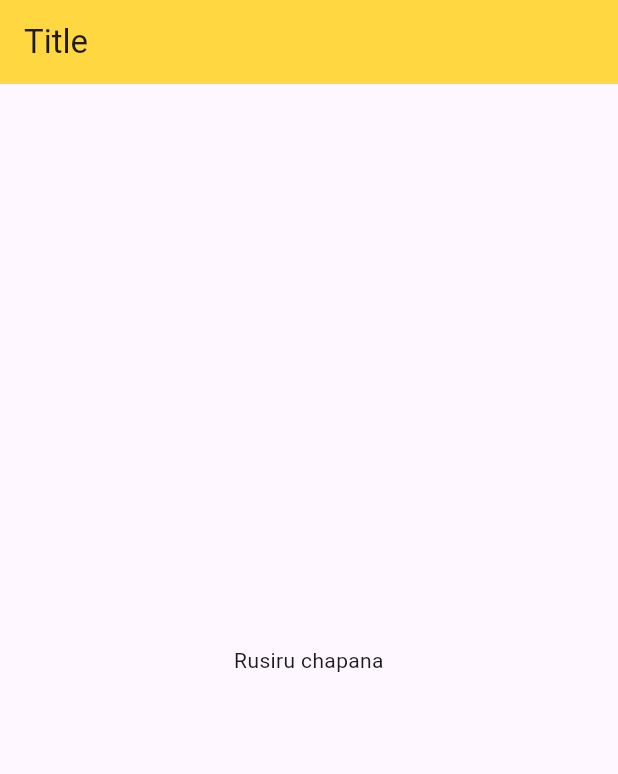
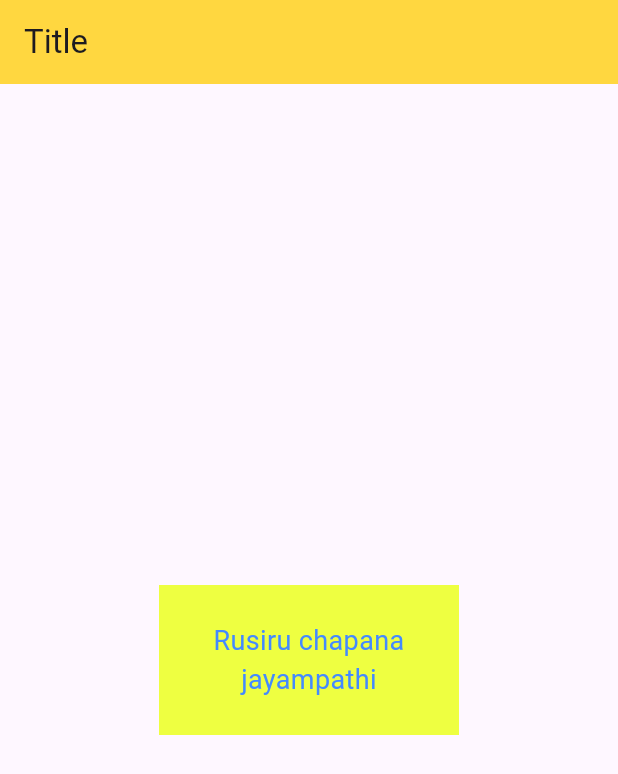
Before and after one commit to rusiruchapana/Flutter_learn, a Flutter app: the screen it shows after launch, on a phone screen of 412 x 824 dp. Shown: the top 774 px of the screen. Run offline on Flutter 3.47's test engine with Material 3 defaults, Android fonts, the phone set to English and light mode, and no system bars.

Commit message:
flutter containers.

```diff
--- a/lib/main.dart
+++ b/lib/main.dart
@@ -18,9 +18,16 @@ class Home extends StatelessWidget {
   @override
   Widget build(BuildContext context) {
     return Center(
-      child: Text(
-        "Rusiru chapana",
-        textAlign: TextAlign.center,
+      child: Container(
+        color: Colors.limeAccent,
+        alignment: Alignment.center,
+        width: 200,
+        height: 100,
+        child: const Text(
+          "Rusiru chapana jayampathi",
+          style: TextStyle(fontSize: 18, color: Colors.blueAccent),
+          textAlign: TextAlign.center,
+        ),
       ),
     );
   }
```
